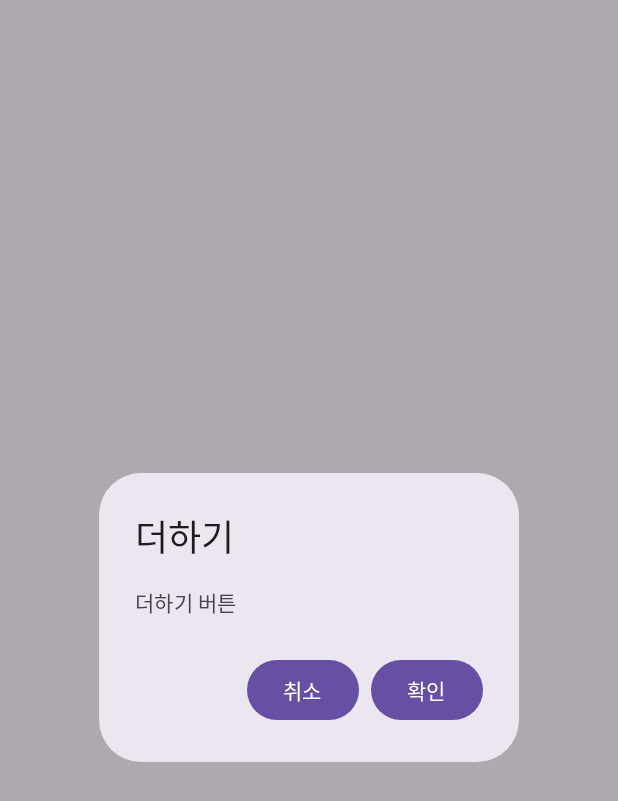
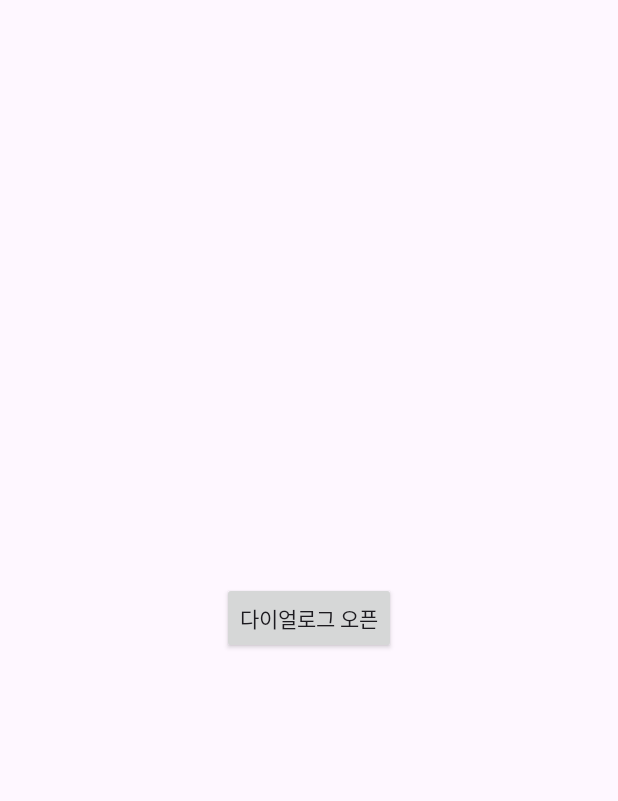
Before and after one commit to hyosikchoi/XmlWithCompose, an Android app built with Jetpack Compose: the screen it shows after launch (MainActivity), on a phone screen of 412 x 824 dp. Shown: the top 801 px of the screen. Run offline under Robolectric (Android 15) with nearby library versions, the phone set to English and light mode, and no system bars.

Commit message:
Add - Dialog control of button

```diff
--- a/app/src/main/java/com/hyosik/xmlwithcompose/MainActivity.kt
+++ b/app/src/main/java/com/hyosik/xmlwithcompose/MainActivity.kt
@@ -2,17 +2,10 @@ package com.hyosik.xmlwithcompose
 
 import android.os.Bundle
 import androidx.activity.ComponentActivity
-import androidx.activity.compose.setContent
 import androidx.activity.enableEdgeToEdge
-import androidx.appcompat.app.AlertDialog
-import androidx.appcompat.app.AppCompatActivity
 import androidx.appcompat.widget.AppCompatButton
-import androidx.compose.material3.AlertDialog
-import androidx.compose.material3.Button
 import androidx.compose.material3.MaterialTheme
 import androidx.compose.material3.Surface
-import androidx.compose.material3.Text
-import androidx.compose.runtime.Composable
 import androidx.compose.runtime.getValue
 import androidx.compose.runtime.mutableStateOf
 import androidx.compose.runtime.remember
@@ -37,7 +30,15 @@ class MainActivity : ComponentActivity() {
         findViewById<ComposeView>(R.id.dialog_compose).setContent {
             MaterialTheme {
                 Surface {
-                    SampleDialog()
+                    var openDialog by remember { mutableStateOf(false) }
+
+                    findViewById<AppCompatButton>(R.id.dialog_button).setOnClickListener {
+                        openDialog = true
+                    }
+
+                    SampleDialog(openDialog) {
+                        openDialog = false
+                    }
                 }
             }
         }
--- a/app/src/main/java/com/hyosik/xmlwithcompose/component/SampleDialog.kt
+++ b/app/src/main/java/com/hyosik/xmlwithcompose/component/SampleDialog.kt
@@ -10,18 +10,20 @@ import androidx.compose.runtime.remember
 import androidx.compose.runtime.setValue
 
 @Composable
-fun SampleDialog() {
-    var openDialog by remember { mutableStateOf(true) }
+fun SampleDialog(
+    openDialog: Boolean,
+    onCloseDialog: () -> Unit,
+) {
 
     if(openDialog) {
         AlertDialog(
             onDismissRequest = {
-                openDialog = false
+                onCloseDialog()
             },
             confirmButton = {
                 Button(
                     onClick = {
-                        openDialog = false
+                        onCloseDialog()
                     }
                 ) {
                     Text(text = "확인")
@@ -30,7 +32,7 @@ fun SampleDialog() {
             dismissButton = {
                 Button(
                     onClick = {
-                        openDialog = false
+                        onCloseDialog()
                     }
                 ) {
                     Text(text = "취소")
--- a/app/src/main/res/layout/activity_main.xml
+++ b/app/src/main/res/layout/activity_main.xml
@@ -7,6 +7,16 @@
     android:layout_width="match_parent"
     android:layout_height="match_parent"
     tools:context=".MainActivity">
+
+    <androidx.appcompat.widget.AppCompatButton
+        android:id="@+id/dialog_button"
+        android:layout_width="wrap_content"
+        android:layout_height="wrap_content"
+        android:text="다이얼로그 오픈"
+        app:layout_constraintBottom_toBottomOf="parent"
+        app:layout_constraintStart_toStartOf="parent"
+        app:layout_constraintEnd_toEndOf="parent"
+        app:layout_constraintTop_toTopOf="parent"/>
 
     <androidx.compose.ui.platform.ComposeView
       android:id="@+id/dialog_compose"
```
